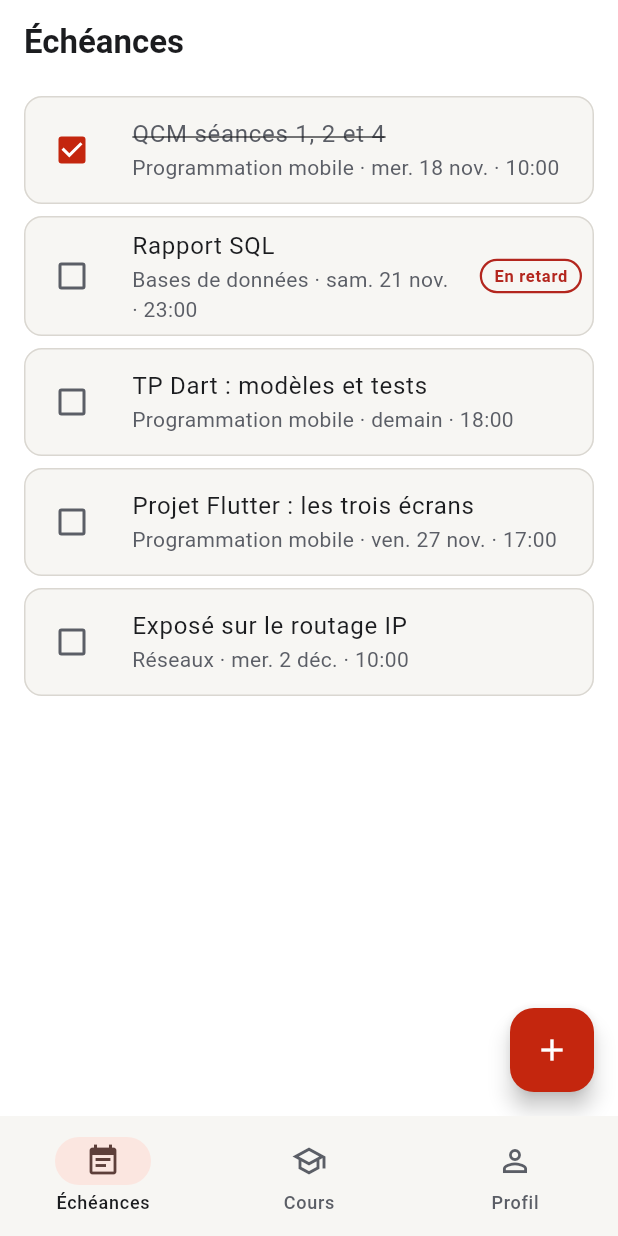
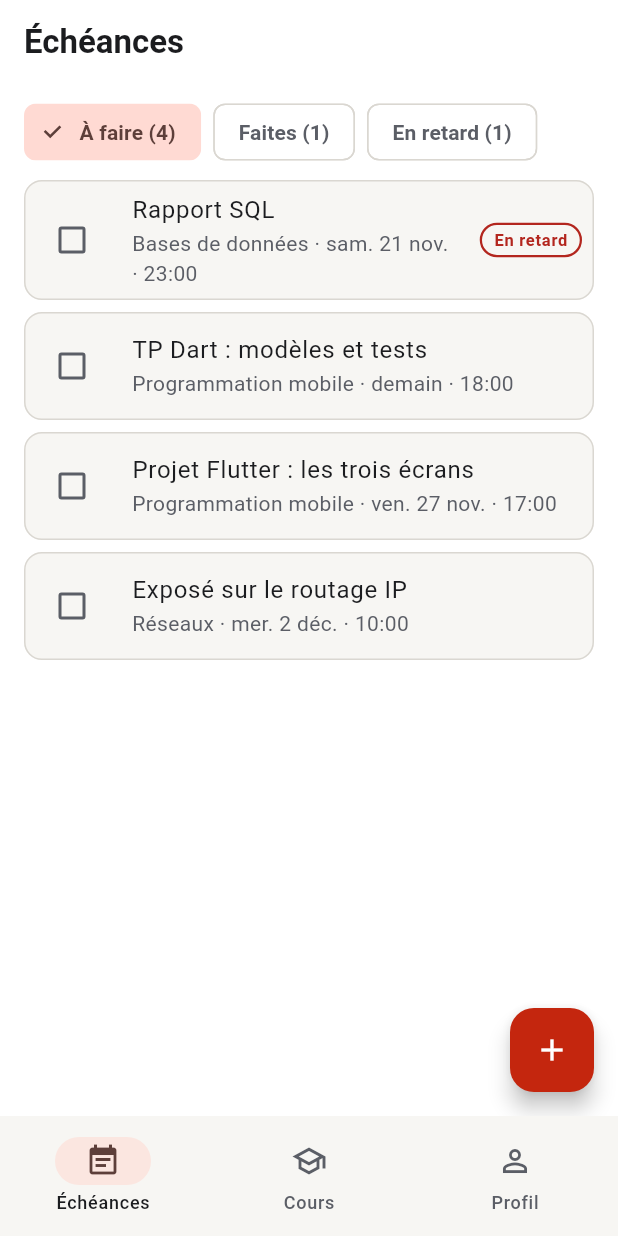
Before and after one commit to armelbelem/campusflow, a Flutter app: the screen it shows after launch, on a phone screen of 412 x 824 dp. Run offline on Flutter 3.47's test engine with Material 3 defaults, Android fonts, the phone set to English and light mode, and no system bars; our stand-ins replace flutter_riverpod, go_router.

Commit message:
Séance 6 : filtres à faire, faites, en retard (fournisseur dérivé relié à l'écran Échéances)
Co-Authored-By: Claude Opus 5.5 <noreply@anthropic.com>

```diff
--- /dev/null
+++ b/app/lib/features/taches/application/filtres.dart
@@ -0,0 +1,44 @@
+import 'package:campusflow_models/campusflow_models.dart';
+import 'package:flutter_riverpod/flutter_riverpod.dart';
+
+import 'taches_notifier.dart';
+
+enum Filtre {
+  aFaire('À faire'),
+  faites('Faites'),
+  enRetard('En retard');
+
+  const Filtre(this.libelle);
+  final String libelle;
+
+  /// La règle métier de chaque filtre (Task.enRetard vient du modèle).
+  bool garde(Task t) => switch (this) {
+    Filtre.aFaire => !t.terminee,
+    Filtre.faites => t.terminee,
+    Filtre.enRetard => t.enRetard,
+  };
+}
+
+/// Le filtre choisi par l'utilisateur sur l'écran Échéances.
+class FiltreNotifier extends Notifier<Filtre> {
+  @override
+  Filtre build() => Filtre.aFaire;
+
+  void choisir(Filtre filtre) => state = filtre;
+}
+
+final filtreProvider = NotifierProvider<FiltreNotifier, Filtre>(
+  FiltreNotifier.new,
+);
+
+/// Fournisseur dérivé : recalculé dès que les tâches ou le filtre changent.
+final tachesFiltreesProvider = Provider<List<Task>>((ref) {
+  final filtre = ref.watch(filtreProvider);
+  return ref.watch(tachesProvider).where(filtre.garde).toList();
+});
+
+/// Nombre de tâches dans chaque filtre, pour les libellés des boutons.
+final compteursProvider = Provider<Map<Filtre, int>>((ref) {
+  final taches = ref.watch(tachesProvider);
+  return {for (final f in Filtre.values) f: taches.where(f.garde).length};
+});
--- a/app/lib/features/taches/presentation/echeances_screen.dart
+++ b/app/lib/features/taches/presentation/echeances_screen.dart
@@ -3,6 +3,8 @@ import 'package:flutter/material.dart';
 import 'package:flutter_riverpod/flutter_riverpod.dart';
 import 'package:go_router/go_router.dart';
 
+import '../../../core/theme.dart';
+import '../application/filtres.dart';
 import '../application/taches_notifier.dart';
 import 'detail_tache_screen.dart';
 import 'widgets/liste_taches.dart';
@@ -25,13 +27,30 @@ class _EcheancesScreenState extends ConsumerState<EcheancesScreen> {
   @override
   Widget build(BuildContext context) {
     // watch dans build : l'écran se reconstruit à chaque changement.
-    final taches = ref.watch(tachesProvider);
+    final toutes = ref.watch(tachesProvider);
+    final taches = ref.watch(tachesFiltreesProvider);
     final cours = ref.watch(coursProvider);
 
     return Scaffold(
       appBar: AppBar(title: const Text('Échéances')),
+      body: Column(
+        children: [
+          const _BarreFiltres(),
+          Expanded(child: _corps(toutes, taches, cours)),
+        ],
+      ),
+      floatingActionButton: FloatingActionButton(
+        // read dans un gestionnaire d'action, jamais watch.
+        onPressed: () => context.push('/taches/nouvelle'),
+        tooltip: 'Nouvelle tâche',
+        child: const Icon(Icons.add),
+      ),
+    );
+  }
+
+  Widget _corps(List<Task> toutes, List<Task> taches, List<Course> cours) {
     // Seuil de 840 dp : liste seule en dessous, liste et détail au-dessus.
-      body: LayoutBuilder(
+    return LayoutBuilder(
       builder: (context, constraints) {
         if (constraints.maxWidth < 840) {
           return ListeTaches(
@@ -41,7 +60,9 @@ class _EcheancesScreenState extends ConsumerState<EcheancesScreen> {
             onOuvrir: (t) => context.push('/taches/${t.id}'),
           );
         }
-          final selection = taches
+        // Cherchée dans toutes les tâches : une tâche cochée reste affichée
+        // même si elle sort du filtre courant.
+        final selection = toutes
             .where((t) => t.id == _idSelectionne)
             .firstOrNull;
         return Row(
@@ -80,12 +101,39 @@ class _EcheancesScreenState extends ConsumerState<EcheancesScreen> {
           ],
         );
       },
+    );
+  }
+}
+
+/// Les trois filtres reliés au fournisseur dérivé (ChoiceChip dans un Wrap :
+/// ils passent à la ligne au lieu de déborder sur un petit écran).
+class _BarreFiltres extends ConsumerWidget {
+  const _BarreFiltres();
+
+  @override
+  Widget build(BuildContext context, WidgetRef ref) {
+    final actif = ref.watch(filtreProvider);
+    final compteurs = ref.watch(compteursProvider);
+    return Padding(
+      padding: const EdgeInsets.fromLTRB(
+        CampusSpacing.m,
+        CampusSpacing.s,
+        CampusSpacing.m,
+        0,
       ),
-      floatingActionButton: FloatingActionButton(
-        // read dans un gestionnaire d'action, jamais watch.
-        onPressed: () => context.push('/taches/nouvelle'),
-        tooltip: 'Nouvelle tâche',
-        child: const Icon(Icons.add),
+      child: Align(
+        alignment: Alignment.centerLeft,
+        child: Wrap(
+          spacing: CampusSpacing.s,
+          children: [
+            for (final f in Filtre.values)
+              ChoiceChip(
+                label: Text('${f.libelle} (${compteurs[f]})'),
+                selected: f == actif,
+                onSelected: (_) => ref.read(filtreProvider.notifier).choisir(f),
+              ),
+          ],
+        ),
       ),
     );
   }
```
Also changed, not shown: 1 other file. Lines whose indentation alone changed are shown as unchanged.
